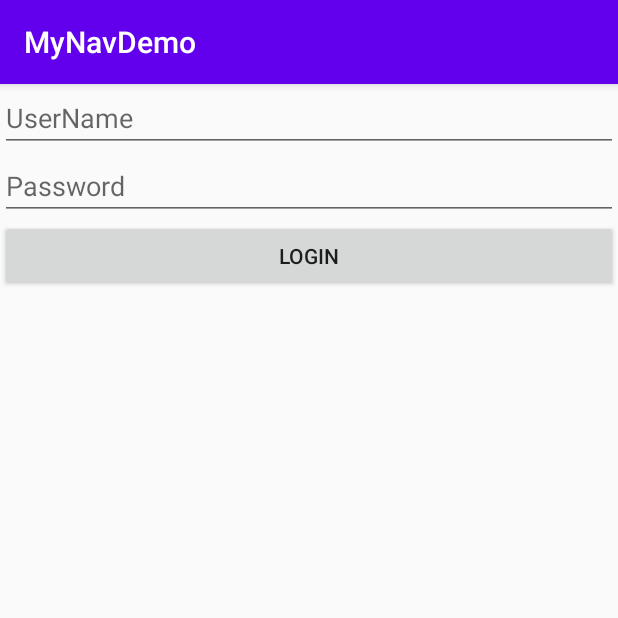
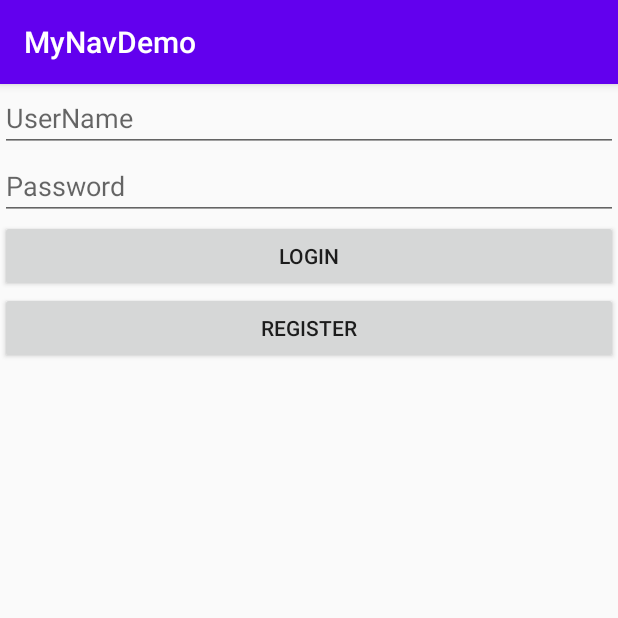
Before and after one commit to PalakSDarji/MyNavDemo, an Android app: the GameLoginFragment screen opened through its navigation route, on a phone screen of 412 x 824 dp, the top half of it. Run offline under Robolectric (Android 15) with nearby library versions, the phone set to English and light mode, and no system bars.

Commit message:
nested nav added

```diff
--- a/app/src/main/java/com/palak/mynavdemo/GameFragment.kt
+++ b/app/src/main/java/com/palak/mynavdemo/GameFragment.kt
@@ -5,6 +5,7 @@ import androidx.fragment.app.Fragment
 import android.view.LayoutInflater
 import android.view.View
 import android.view.ViewGroup
+import androidx.fragment.app.activityViewModels
 import androidx.navigation.fragment.findNavController
 import kotlinx.android.synthetic.main.fragment_game.*
 
@@ -12,6 +13,8 @@ import kotlinx.android.synthetic.main.fragment_game.*
  * A simple [Fragment] subclass.
  */
 class GameFragment : Fragment() {
+
+    private val loginViewModel by activityViewModels<GameLoginViewModel>()
 
     override fun onCreateView(
         inflater: LayoutInflater, container: ViewGroup?,
--- a/app/src/main/java/com/palak/mynavdemo/GameLoginFragment.kt
+++ b/app/src/main/java/com/palak/mynavdemo/GameLoginFragment.kt
@@ -38,6 +38,10 @@ class GameLoginFragment : Fragment() {
             viewModel.authenticate(etUserName.text.toString(),etPassword.text.toString())
         }
 
+        btnRegister.setOnClickListener {
+            navController.navigate(R.id.action_gameLoginFragment_to_nav_game_registration)
+        }
+
         requireActivity().onBackPressedDispatcher.addCallback(viewLifecycleOwner){
             viewModel.refuseAuthentication()
             navController.popBackStack(R.id.gameFragment,false)
--- a/app/src/main/java/com/palak/mynavdemo/GameProfileFragment.kt
+++ b/app/src/main/java/com/palak/mynavdemo/GameProfileFragment.kt
@@ -46,12 +46,12 @@ class GameProfileFragment : Fragment() {
         })
 
         btnLogout.setOnClickListener {
-            viewModel.refuseAuthentication()
+            viewModel.logoutAuthentication()
         }
     }
 
     private fun showWelcomeMessage() {
 
-        txtWelcome.text = "Welcome ${viewModel.username}"
+        txtWelcome.text = "Welcome ${viewModel.user?.userName}"
     }
 }
--- /dev/null
+++ b/app/src/main/java/com/palak/mynavdemo/User.kt
@@ -0,0 +1,7 @@
+package com.palak.mynavdemo
+
+import android.os.Parcelable
+import kotlinx.android.parcel.Parcelize
+
+@Parcelize
+data class User(var userName : String = "", var fullName : String = "", var bio : String = "", var password : String = "") : Parcelable
--- a/app/src/main/res/layout/fragment_game_login.xml
+++ b/app/src/main/res/layout/fragment_game_login.xml
@@ -34,4 +34,13 @@
         app:layout_constraintStart_toStartOf="parent"
         app:layout_constraintTop_toBottomOf="@id/etPassword" />
 
+    <androidx.appcompat.widget.AppCompatButton
+        android:id="@+id/btnRegister"
+        android:layout_width="match_parent"
+        android:layout_height="wrap_content"
+        android:text="Register"
+        app:layout_constraintEnd_toEndOf="parent"
+        app:layout_constraintStart_toStartOf="parent"
+        app:layout_constraintTop_toBottomOf="@id/btnLogin" />
+
 </androidx.constraintlayout.widget.ConstraintLayout>
--- a/app/src/main/res/navigation/nav_game.xml
+++ b/app/src/main/res/navigation/nav_game.xml
@@ -23,5 +23,10 @@
         android:id="@+id/gameLoginFragment"
         android:name="com.palak.mynavdemo.GameLoginFragment"
         android:label="fragment_game_login"
-        tools:layout="@layout/fragment_game_login" />
+        tools:layout="@layout/fragment_game_login" >
+        <action
+            android:id="@+id/action_gameLoginFragment_to_nav_game_registration"
+            app:destination="@id/nav_game_registration" />
+    </fragment>
+    <include app:graph="@navigation/nav_game_registration" />
 </navigation>
--- /dev/null
+++ b/app/src/main/res/navigation/nav_game_registration.xml
@@ -0,0 +1,26 @@
+<?xml version="1.0" encoding="utf-8"?>
+<navigation xmlns:android="http://schemas.android.com/apk/res/android"
+    xmlns:app="http://schemas.android.com/apk/res-auto"
+    xmlns:tools="http://schemas.android.com/tools"
+    android:id="@+id/nav_game_registration"
+    app:startDestination="@id/enterProfileBioFragment">
+
+    <fragment
+        android:id="@+id/enterProfileBioFragment"
+        android:name="com.palak.mynavdemo.EnterProfileBioFragment"
+        android:label="fragment_enter_profile_bio"
+        tools:layout="@layout/fragment_enter_profile_bio" >
+        <action
+            android:id="@+id/action_enterProfileBioFragment_to_registerFragment"
+            app:destination="@id/registerFragment" />
+    </fragment>
+    <fragment
+        android:id="@+id/registerFragment"
+        android:name="com.palak.mynavdemo.RegisterFragment"
+        android:label="fragment_register"
+        tools:layout="@layout/fragment_register" >
+
+        <argument android:name="user" app:argType="com.palak.mynavdemo.User"/>
+
+    </fragment>
+</navigation>
```
Also changed, not shown: app/src/main/java/com/palak/mynavdemo/EnterProfileBioFragment.kt (added, +50 -0 lines), app/src/main/java/com/palak/mynavdemo/GameLoginViewModel.kt (+8 -4 lines), app/src/main/java/com/palak/mynavdemo/RegisterFragment.kt (added, +68 -0 lines), app/src/main/res/layout/fragment_enter_profile_bio.xml (added, +30 -0 lines), app/src/main/res/layout/fragment_register.xml (added, +30 -0 lines).
